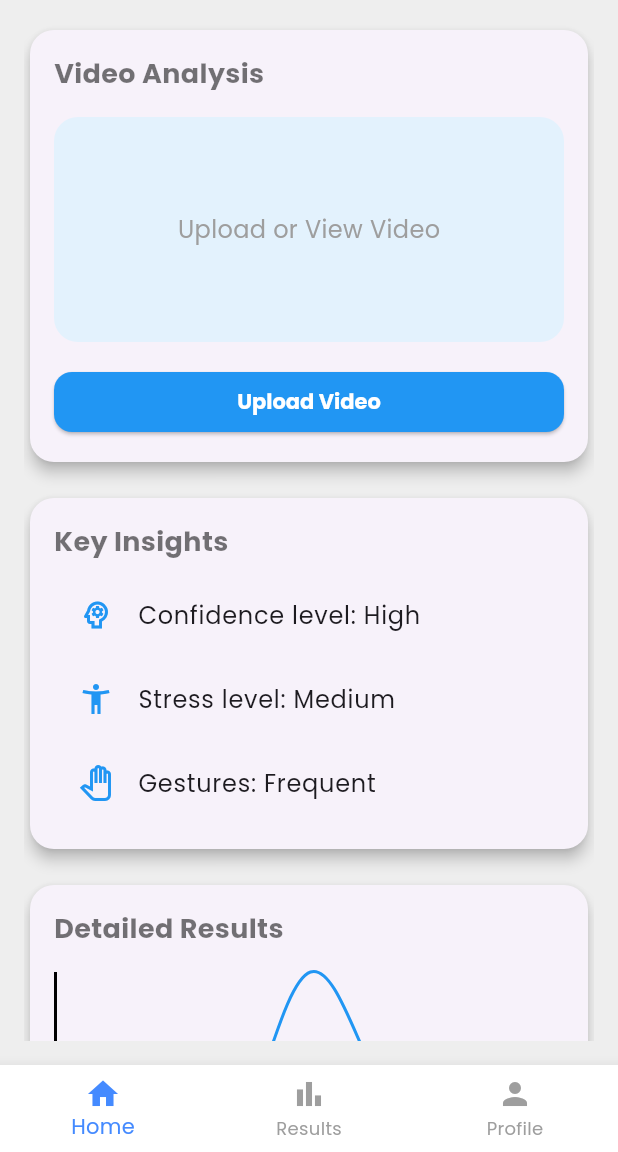
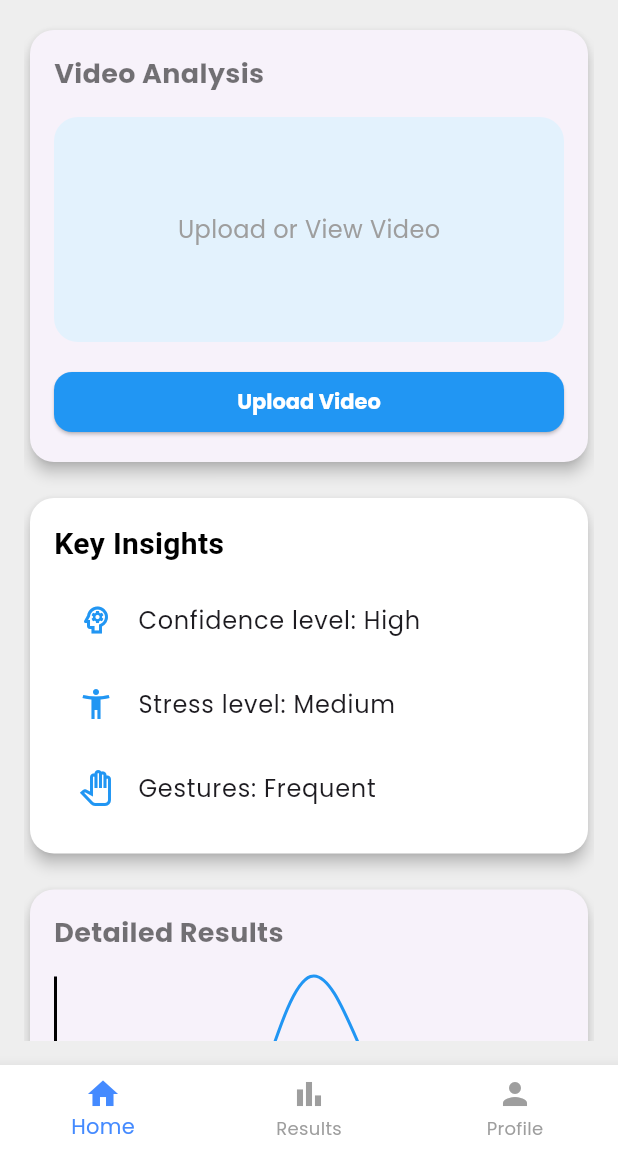
Before and after one commit to sevketugurel/Presentify, a Flutter app: the screen it shows after launch, on a phone screen of 412 x 824 dp, the part 84-1236 px from its top. Run offline on Flutter 3.47's test engine with Material 3 defaults, Android fonts, the phone set to English and light mode, and no system bars; drawn by our look-alikes of fl_chart; our stand-ins replace google_fonts.

Commit message:
key_insights_card widget update done.

```diff
--- a/lib/widgets/key_insights_card.dart
+++ b/lib/widgets/key_insights_card.dart
@@ -1,4 +1,5 @@
 import 'package:flutter/material.dart';
+import 'package:google_fonts/google_fonts.dart';
 
 class KeyInsightsCard extends StatelessWidget {
   const KeyInsightsCard({Key? key}) : super(key: key);
@@ -6,6 +7,7 @@ class KeyInsightsCard extends StatelessWidget {
   @override
   Widget build(BuildContext context) {
     return Card(
+        color: Colors.white,
       shape: RoundedRectangleBorder(
         borderRadius: BorderRadius.circular(16.0),
       ),
@@ -14,21 +16,22 @@ class KeyInsightsCard extends StatelessWidget {
         padding: const EdgeInsets.all(16.0),
         child: Column(
           crossAxisAlignment: CrossAxisAlignment.start,
-          children: const [
+          children: [
             Text(
               'Key Insights',
-              style: TextStyle(fontSize: 18, fontWeight: FontWeight.bold),
+          style: GoogleFonts.roboto(
+              fontSize: 20, fontWeight: FontWeight.bold, color: Colors.black),
             ),
-            SizedBox(height: 8),
-            ListTile(
+            const SizedBox(height: 8),
+            const ListTile(
               leading: Icon(Icons.psychology_outlined, color: Colors.blue),
               title: Text('Confidence level: High'),
             ),
-            ListTile(
+            const ListTile(
               leading: Icon(Icons.accessibility_new, color: Colors.blue),
               title: Text('Stress level: Medium'),
             ),
-            ListTile(
+            const ListTile(
               leading: Icon(Icons.pan_tool_outlined, color: Colors.blue),
               title: Text('Gestures: Frequent'),
             ),
```
